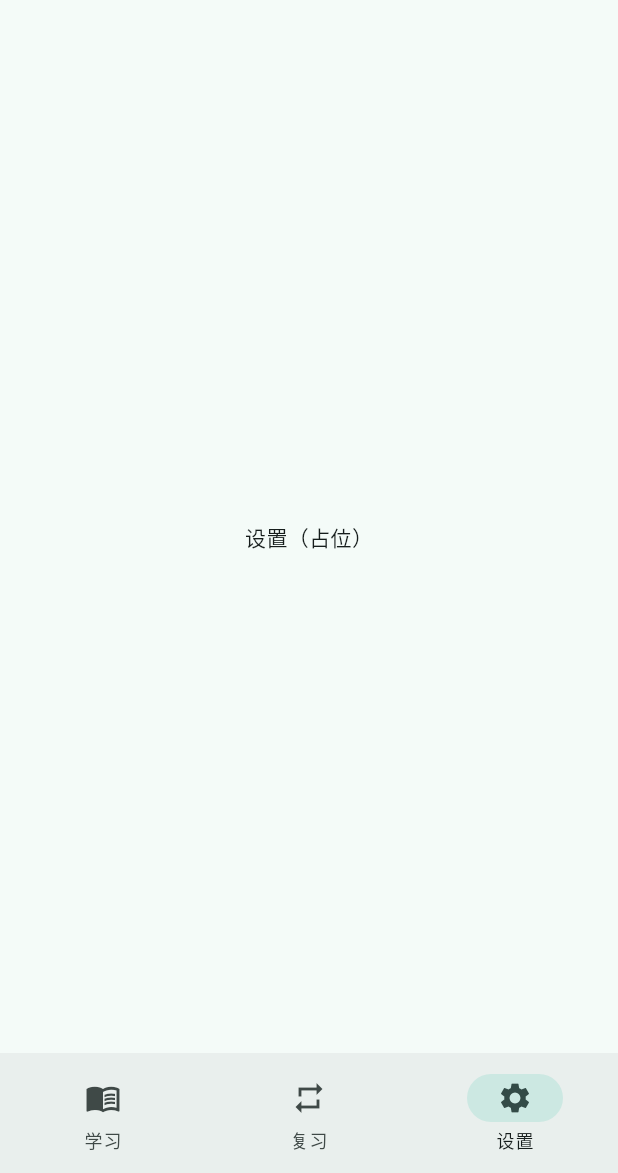
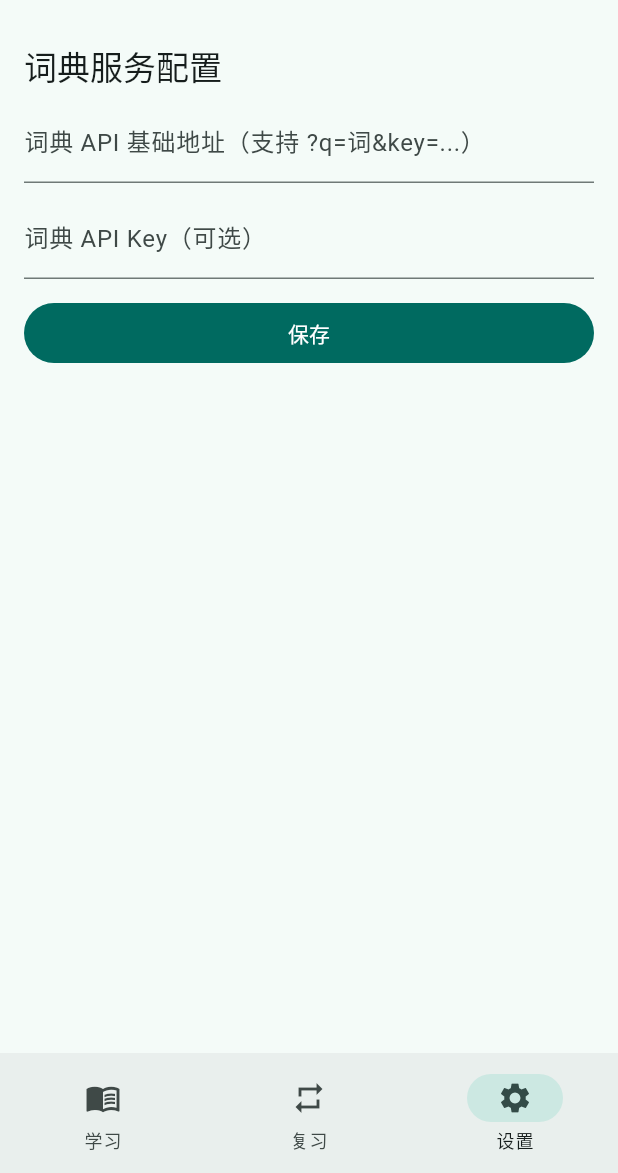
Before and after one commit to lantianhcgp/wenyan, a Flutter app: the screen it shows after launch, item 3 of the bottom bar chosen, on a phone screen of 412 x 824 dp, the part 63-1236 px from its top. Run offline on Flutter 3.47's test engine with Material 3 defaults, Android fonts, the phone set to English and light mode, and no system bars; our stand-ins replace shared_preferences.

Commit message:
feat: dictionary API hooks + settings; clickable gloss demo; deps (shared_preferences)

```diff
--- a/lib/features/settings/settings_page.dart
+++ b/lib/features/settings/settings_page.dart
@@ -1,10 +1,52 @@
 import 'package:flutter/material.dart';
+import 'package:shared_preferences/shared_preferences.dart';
 
-class SettingsPage extends StatelessWidget {
+class SettingsPage extends StatefulWidget {
   const SettingsPage({super.key});
 
   @override
+  State<SettingsPage> createState() => _SettingsPageState();
+}
+
+class _SettingsPageState extends State<SettingsPage> {
+  final _baseCtrl = TextEditingController();
+  final _keyCtrl = TextEditingController();
+
+  @override
+  void initState() {
+    super.initState();
+    _load();
+  }
+
+  Future<void> _load() async {
+    final sp = await SharedPreferences.getInstance();
+    _baseCtrl.text = sp.getString('dic_base') ?? '';
+    _keyCtrl.text = sp.getString('dic_key') ?? '';
+    setState(() {});
+  }
+
+  Future<void> _save() async {
+    final sp = await SharedPreferences.getInstance();
+    await sp.setString('dic_base', _baseCtrl.text.trim());
+    await sp.setString('dic_key', _keyCtrl.text.trim());
+    if (mounted) ScaffoldMessenger.of(context).showSnackBar(const SnackBar(content: Text('已保存词典配置')));
+  }
+
+  @override
   Widget build(BuildContext context) {
-    return const Center(child: Text('设置（占位）'));
+    return Padding(
+      padding: const EdgeInsets.all(16),
+      child: ListView(
+        children: [
+          Text('词典服务配置', style: Theme.of(context).textTheme.titleLarge),
+          const SizedBox(height: 8),
+          TextField(controller: _baseCtrl, decoration: const InputDecoration(labelText: '词典 API 基础地址（支持 ?q=词&key=...）')),
+          const SizedBox(height: 8),
+          TextField(controller: _keyCtrl, decoration: const InputDecoration(labelText: '词典 API Key（可选）')),
+          const SizedBox(height: 12),
+          FilledButton(onPressed: _save, child: const Text('保存')),
+        ],
+      ),
+    );
   }
 }
--- a/pubspec.yaml
+++ b/pubspec.yaml
@@ -13,6 +13,7 @@ dependencies:
   cupertino_icons: ^1.0.8
   provider: ^6.1.2
   http: ^1.2.0
+  shared_preferences: ^2.2.3
 
 dev_dependencies:
   flutter_test:
```
Also changed, not shown: lib/features/lesson/dictionary_service.dart (added, +41 -0 lines), lib/features/lesson/lesson_page.dart (+22 -3 lines).
